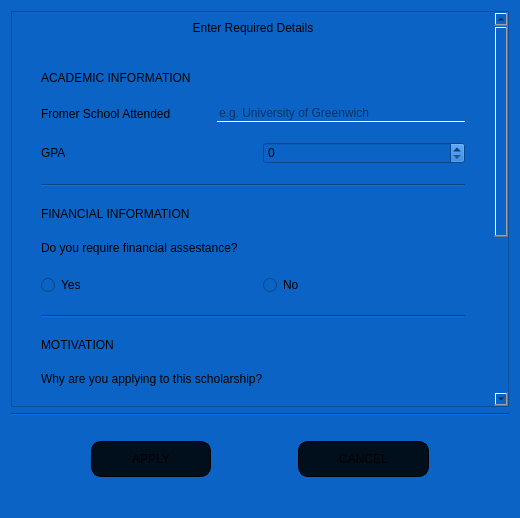
YNCO10/scholarshipManagementSystem, file SholarshipManagementSystem/application/applyScholarship.ui: the form before one commit.
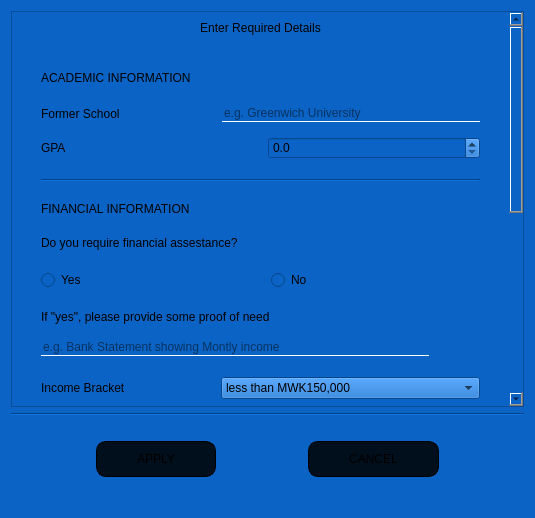
The form after the commit. Icons and pictures are not drawn.

Patch:
```diff
--- a/SholarshipManagementSystem/application/applyScholarship.ui
+++ b/SholarshipManagementSystem/application/applyScholarship.ui
@@ -6,7 +6,7 @@
    <rect>
     <x>0</x>
     <y>0</y>
-    <width>520</width>
+    <width>535</width>
     <height>518</height>
    </rect>
   </property>
@@ -18,13 +18,13 @@
   </property>
   <property name="minimumSize">
    <size>
-    <width>520</width>
+    <width>535</width>
     <height>518</height>
    </size>
   </property>
   <property name="maximumSize">
    <size>
-    <width>520</width>
+    <width>535</width>
     <height>518</height>
    </size>
   </property>
@@ -81,8 +81,8 @@
        <rect>
         <x>0</x>
         <y>0</y>
-        <width>488</width>
-        <height>784</height>
+        <width>503</width>
+        <height>898</height>
        </rect>
       </property>
       <layout class="QGridLayout" name="gridLayout">
@@ -101,7 +101,7 @@
         </widget>
        </item>
        <item row="1" column="0">
-        <layout class="QVBoxLayout" name="verticalLayout_6">
+        <layout class="QVBoxLayout" name="verticalLayout_12">
          <property name="spacing">
           <number>20</number>
          </property>
@@ -121,14 +121,14 @@
          <item>
           <layout class="QVBoxLayout" name="verticalLayout_2">
            <property name="spacing">
-            <number>20</number>
+            <number>15</number>
            </property>
            <item>
             <layout class="QHBoxLayout" name="horizontalLayout_2">
              <item>
-              <widget class="QLabel" name="label_3">
+              <widget class="QLabel" name="label_28">
                <property name="text">
-                <string>Fromer School Attended        </string>
+                <string>Former School                          </string>
                </property>
               </widget>
              </item>
@@ -141,7 +141,7 @@
                 </sizepolicy>
                </property>
                <property name="placeholderText">
-                <string>e.g. University of Greenwich</string>
+                <string>e.g. Greenwich University</string>
                </property>
               </widget>
              </item>
@@ -157,9 +157,15 @@
               </widget>
              </item>
              <item>
-              <widget class="QSpinBox" name="gpaSpinbox">
+              <widget class="QDoubleSpinBox" name="gpaSpinbox">
+               <property name="decimals">
+                <number>1</number>
+               </property>
                <property name="maximum">
-                <number>5</number>
+                <double>5.000000000000000</double>
+               </property>
+               <property name="singleStep">
+                <double>0.100000000000000</double>
                </property>
               </widget>
              </item>
@@ -213,6 +219,105 @@
            </item>
           </layout>
          </item>
+         <item>
+          <layout class="QVBoxLayout" name="verticalLayout_6">
+           <property name="spacing">
+            <number>15</number>
+           </property>
+           <item>
+            <widget class="QLabel" name="label_3">
+             <property name="text">
+              <string>If &quot;yes&quot;, please provide some proof of need</string>
+             </property>
+            </widget>
+           </item>
+           <item>
+            <layout class="QHBoxLayout" name="horizontalLayout_9">
+             <item>
+              <widget class="QLineEdit" name="proofOfNeedTxt">
+               <property name="sizePolicy">
+                <sizepolicy hsizetype="Expanding" vsizetype="Fixed">
+                 <horstretch>0</horstretch>
+                 <verstretch>0</verstretch>
+                </sizepolicy>
+               </property>
+               <property name="placeholderText">
+                <string>e.g. Bank Statement showing Montly income</string>
+               </property>
+              </widget>
+             </item>
+             <item>
+              <widget class="QPushButton" name="proofBrowseBtn">
+               <property name="cursor">
+                <cursorShape>PointingHandCursor</cursorShape>
+               </property>
+               <property name="styleSheet">
+                <string notr="true">border:none;
+border-radius:5px;
+font: 600 9pt &quot;Segoe UI&quot;;
+margin:0px;
+padding:2px;
+background-color: rgb(11, 100, 197);
+color:rgb(1, 14, 27);</string>
+               </property>
+               <property name="text">
+                <string/>
+               </property>
+               <property name="icon">
+                <iconset resource="../../projectRescources.qrc">
+                 <normaloff>:/icons/search.png</normaloff>:/icons/search.png</iconset>
+               </property>
+              </widget>
+             </item>
+            </layout>
+           </item>
+          </layout>
+         </item>
+         <item>
+          <layout class="QHBoxLayout" name="horizontalLayout_18">
+           <item>
+            <widget class="QLabel" name="label_27">
+             <property name="text">
+              <string>Income Bracket</string>
+             </property>
+            </widget>
+           </item>
+           <item>
+            <widget class="QComboBox" name="incomeBracketComboBox">
+             <item>
+              <property name="text">
+               <string>less than MWK150,000</string>
+              </property>
+             </item>
+             <item>
+              <property name="text">
+               <string>Between MWK150,000 - MWK250,000</string>
+              </property>
+             </item>
+             <item>
+              <property name="text">
+               <string>Between MKW250,000 - MWK500,000</string>
+              </property>
+             </item>
+             <item>
+              <property name="text">
+               <string>Between MWK500,00 - MWK1,000,000</string>
+              </property>
+             </item>
+             <item>
+              <property name="text">
+               <string>Between MWK1,000,000 - MWK2,000,000</string>
+              </property>
+             </item>
+             <item>
+              <property name="text">
+               <string>More than MWK2,000,000</string>
+              </property>
+             </item>
+            </widget>
+           </item>
+          </layout>
+         </item>
          <item>
           <widget class="Line" name="line">
            <property name="orientation">
@@ -220,18 +325,18 @@
            </property>
           </widget>
          </item>
-         <item>
-          <widget class="QLabel" name="label_7">
-           <property name="text">
-            <string>MOTIVATION</string>
-           </property>
-          </widget>
-         </item>
          <item>
           <layout class="QVBoxLayout" name="verticalLayout_5">
            <property name="spacing">
-            <number>20</number>
+            <number>15</number>
            </property>
+           <item>
+            <widget class="QLabel" name="label_7">
+             <property name="text">
+              <string>MOTIVATION</string>
+             </property>
+            </widget>
+           </item>
            <item>
             <widget class="QLabel" name="label_8">
              <property name="text">
```
Left out of the diff: 13 changed lines with no effect on the pictures.
